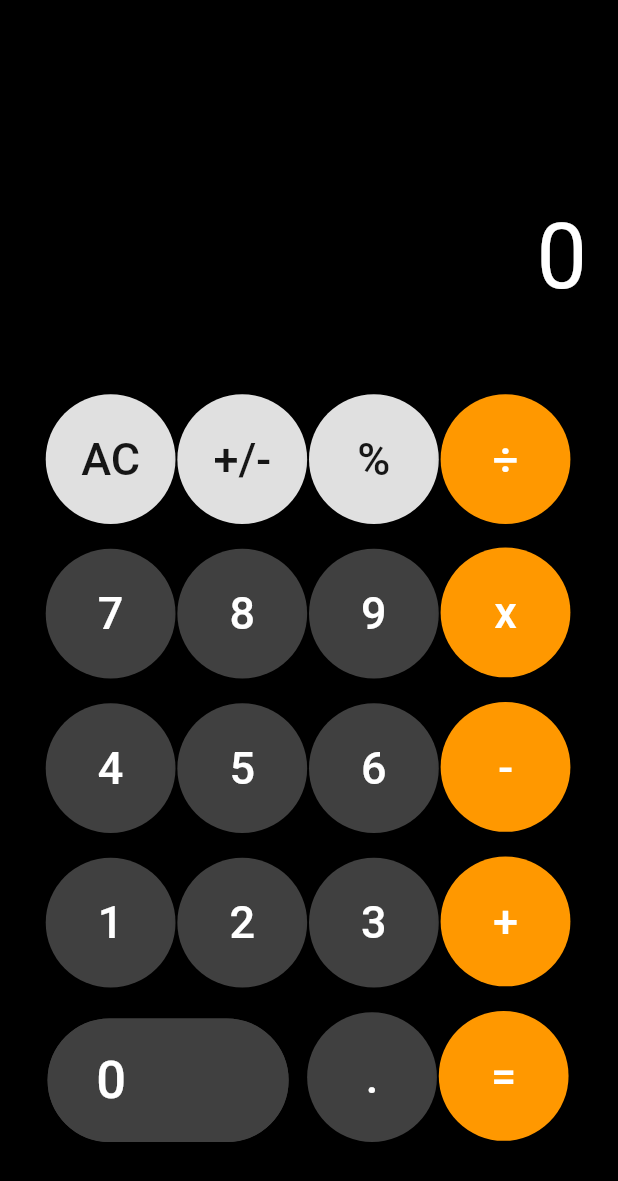
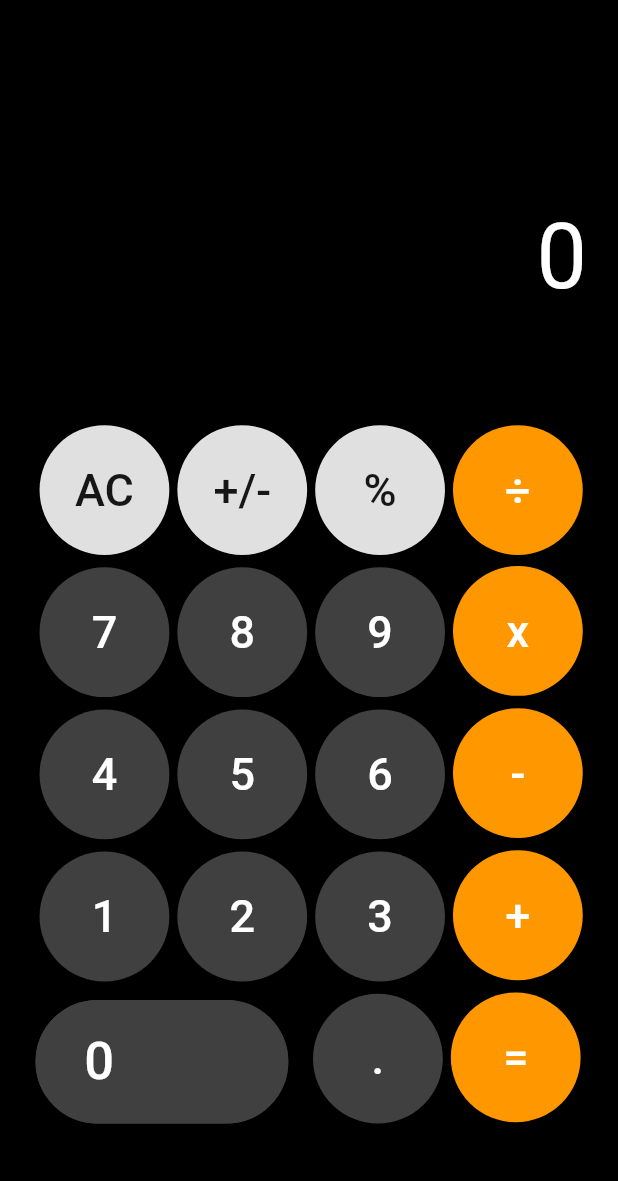
Before and after one commit to DefBritva/my_calc, a Flutter app: the screen it shows after launch, on a phone screen of 412 x 824 dp. Shown: the top 1181 px of the screen. Run offline on Flutter 3.47's test engine with Material 2 defaults, Android fonts, the phone set to English and light mode, and no system bars; our stand-ins replace equatable, flutter_bloc.

Commit message:
calc BLoC v 0.45

```diff
--- a/lib/presentation/ui/widgets/button_widget.dart
+++ b/lib/presentation/ui/widgets/button_widget.dart
@@ -17,7 +17,7 @@ class NumberButtonWidget extends StatelessWidget {
   Widget build(BuildContext context) {
     return Padding(
       padding: EdgeInsets.fromLTRB(
-          MediaQuery.of(context).size.width * 0,
+          MediaQuery.of(context).size.width * 0.01,
           MediaQuery.of(context).size.height * 0.005,
           MediaQuery.of(context).size.width * 0.003,
           MediaQuery.of(context).size.height * 0),
@@ -55,7 +55,7 @@ class ActionButtonWidget extends StatelessWidget {
   Widget build(BuildContext context) {
     return Padding(
       padding: EdgeInsets.fromLTRB(
-          MediaQuery.of(context).size.width * 0,
+          MediaQuery.of(context).size.width * 0.01,
           MediaQuery.of(context).size.height * 0.003,
           MediaQuery.of(context).size.width * 0.003,
           MediaQuery.of(context).size.height * 0),
@@ -92,7 +92,7 @@ class OperationButtonWidget extends StatelessWidget {
   Widget build(BuildContext context) {
     return Padding(
       padding: EdgeInsets.fromLTRB(
-          MediaQuery.of(context).size.width * 0,
+          MediaQuery.of(context).size.width * 0.01,
           MediaQuery.of(context).size.height * 0.003,
           MediaQuery.of(context).size.width * 0.003,
           MediaQuery.of(context).size.height * 0),
--- a/lib/presentation/ui/widgets/portrait_mode_widget.dart
+++ b/lib/presentation/ui/widgets/portrait_mode_widget.dart
@@ -82,7 +82,7 @@ class CalculatorButtonsWidgetPortrait extends StatelessWidget {
         ),
       ]),
       SizedBox(
-        height: MediaQuery.of(context).size.height * 0.01,
+        height: MediaQuery.of(context).size.height * 0,
       ),
       Row(mainAxisAlignment: MainAxisAlignment.center, children: [
         const NumberButtonWidget(
@@ -109,7 +109,7 @@ class CalculatorButtonsWidgetPortrait extends StatelessWidget {
         ),
       ]),
       SizedBox(
-        height: MediaQuery.of(context).size.height * 0.01,
+        height: MediaQuery.of(context).size.height * 0,
       ),
       Row(mainAxisAlignment: MainAxisAlignment.center, children: [
         const NumberButtonWidget(
@@ -136,7 +136,7 @@ class CalculatorButtonsWidgetPortrait extends StatelessWidget {
         ),
       ]),
       SizedBox(
-        height: MediaQuery.of(context).size.height * 0.01,
+        height: MediaQuery.of(context).size.height * 0,
       ),
       Row(mainAxisAlignment: MainAxisAlignment.center, children: [
         const NumberButtonWidget(
@@ -163,7 +163,7 @@ class CalculatorButtonsWidgetPortrait extends StatelessWidget {
         )
       ]),
       SizedBox(
-        height: MediaQuery.of(context).size.height * 0.01,
+        height: MediaQuery.of(context).size.height * 0,
       ),
       Row(mainAxisAlignment: MainAxisAlignment.center, children: [
         Padding(
@@ -174,7 +174,7 @@ class CalculatorButtonsWidgetPortrait extends StatelessWidget {
               MediaQuery.of(context).size.height * 0),
           child: SizedBox(
             height: MediaQuery.of(context).size.height * 0.1,
-            width: MediaQuery.of(context).size.width * 0.39,
+            width: MediaQuery.of(context).size.width * 0.409,
             child: ElevatedButton(
               style: ElevatedButton.styleFrom(
                   backgroundColor: const Color.fromRGBO(64, 64, 64, 1),
@@ -216,7 +216,7 @@ class CalculatorButtonsWidgetPortrait extends StatelessWidget {
         ),
       ]),
       SizedBox(
-        height: MediaQuery.of(context).size.height * 0.01,
+        height: MediaQuery.of(context).size.height * 0,
       ),
     ]);
   }
```
